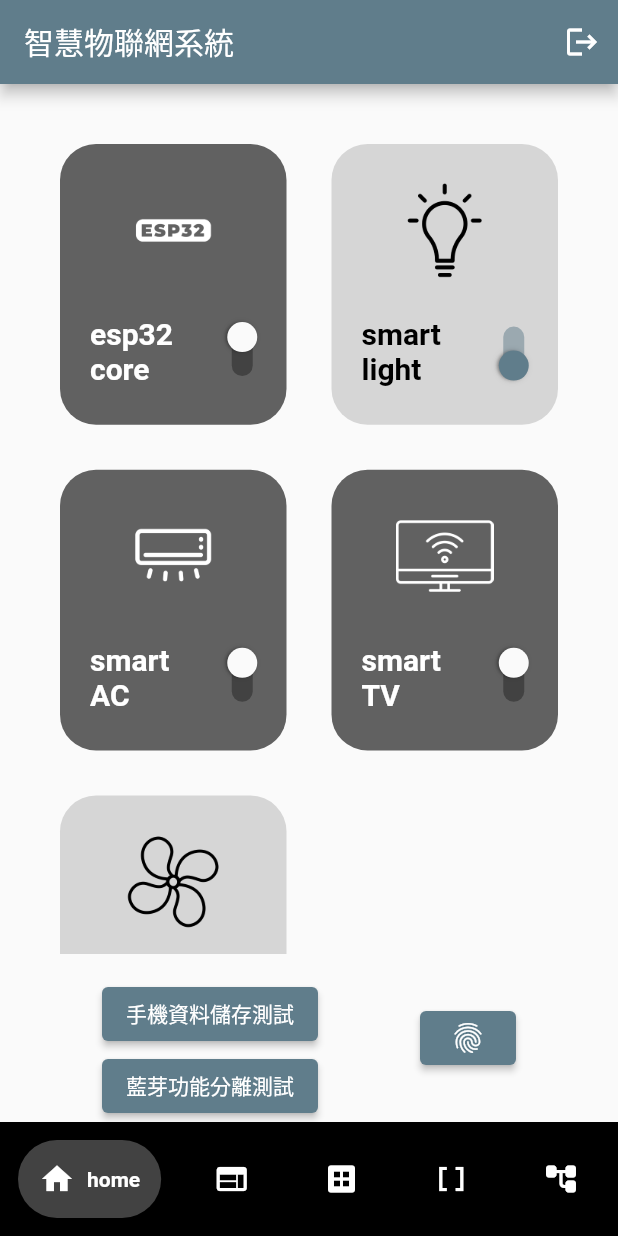
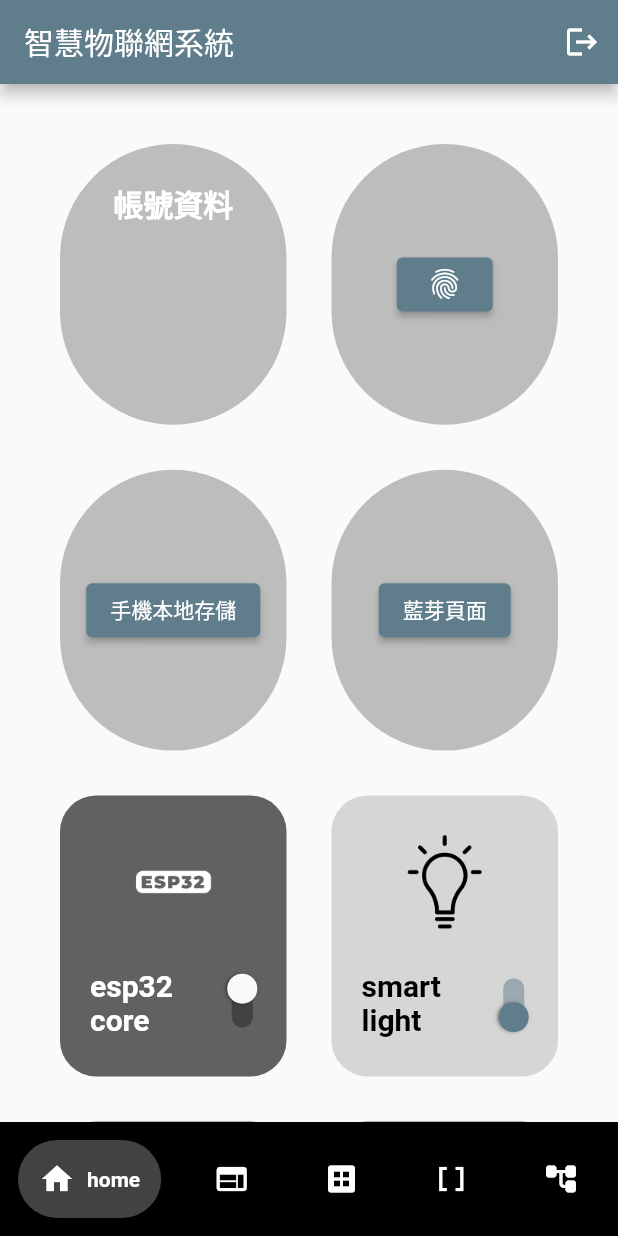
Before and after one commit to ncueteam/ncue_app_project, a Flutter app: the screen it shows once a user with an empty profile is signed in, on a phone screen of 412 x 824 dp. Run offline on Flutter 3.47's test engine with Material 2 defaults, Android fonts, the phone set to English and light mode, and no system bars; drawn by our look-alikes of google_nav_bar; our stand-ins replace audioplayers, cloud_firestore, firebase_auth, firebase_core, flutter_blue_plus, google_sign_in and 7 more; missing offline and left inert: encrypt, mqtt_client, mysql_client; accounts and stored records are empty.

Commit message:
動態產生主葉面功能

```diff
--- a/lib/components/device_grid_view.dart
+++ /dev/null
@@ -1,31 +0,0 @@
-import 'package:flutter/material.dart';
-
-import 'device_unit.dart';
-
-// ignore: must_be_immutable
-class DeviceGridView extends StatelessWidget {
-  DeviceGridView(
-      {super.key, required this.devices, required this.powerSwitchChanged});
-
-  final List devices;
-  void Function(bool, int)? powerSwitchChanged;
-
-  @override
-  Widget build(BuildContext context) {
-    return Expanded(
-        child: GridView.builder(
-      itemCount: devices.length,
-      padding: const EdgeInsets.all(25),
-      gridDelegate: const SliverGridDelegateWithFixedCrossAxisCount(
-          crossAxisCount: 2, childAspectRatio: 1 / 1.2),
-      itemBuilder: (BuildContext context, int index) {
-        return DeviceUnit(
-          deviceName: devices[index][0],
-          iconPath: devices[index][1],
-          powerOn: devices[index][2],
-          onChanged: (value) => powerSwitchChanged!(value, index),
-        );
-      },
-    ));
-  }
-}
--- /dev/null
+++ b/lib/components/units/UnitGridView.dart
@@ -0,0 +1,43 @@
+import 'package:flutter/material.dart';
+import 'package:hive_flutter/hive_flutter.dart';
+import 'package:ncue_aiot/components/units/unit.dart';
+
+// ignore: must_be_immutable
+class UnitGridView extends StatefulWidget {
+  UnitGridView(
+      {super.key, required this.devices, required this.powerSwitchChanged});
+  final List devices;
+  void Function(bool, int)? powerSwitchChanged;
+
+  @override
+  State<UnitGridView> createState() => UnitGridViewState();
+}
+
+class UnitGridViewState extends State<UnitGridView> {
+  final deviceData = Hive.box('local_storage');
+
+  @override
+  void initState() {
+    super.initState();
+  }
+
+  @override
+  Widget build(BuildContext context) {
+    if (deviceData.get('Devices') == null) {
+      return const Center(
+        child: Text("No Devices here"),
+      );
+    }
+    List data = deviceData.get('Devices');
+    return Expanded(
+        child: GridView.builder(
+      itemCount: data.length,
+      padding: const EdgeInsets.all(25),
+      gridDelegate: const SliverGridDelegateWithFixedCrossAxisCount(
+          crossAxisCount: 2, childAspectRatio: 1 / 1.2),
+      itemBuilder: (BuildContext context, int index) {
+        return Unit(inputData: data[index]);
+      },
+    ));
+  }
+}
--- /dev/null
+++ b/lib/components/units/biome_auth_unit.dart
@@ -0,0 +1,48 @@
+import 'package:flutter/material.dart';
+
+import '../../services/local_auth_service.dart';
+
+class BiomeAuthUnit extends StatefulWidget {
+  const BiomeAuthUnit({super.key});
+
+  @override
+  State<BiomeAuthUnit> createState() => BiomeAuthUnitState();
+}
+
+class BiomeAuthUnitState extends State<BiomeAuthUnit> {
+  bool authenticated = false;
+
+  @override
+  Widget build(BuildContext context) {
+    return Padding(
+      padding: const EdgeInsets.all(15.0),
+      child: Container(
+        padding: const EdgeInsets.symmetric(vertical: 25),
+        decoration: BoxDecoration(
+            color: Colors.grey[400], borderRadius: BorderRadius.circular(100)),
+        child: Column(
+          crossAxisAlignment: CrossAxisAlignment.center,
+          mainAxisAlignment: MainAxisAlignment.center,
+          children: [
+            ElevatedButton(
+                onPressed: () async {
+                  final authenticate = await LocalAuth.authenticate();
+                  setState(() {
+                    authenticated = authenticate;
+                  });
+                },
+                child: const Icon(Icons.fingerprint)),
+            if (authenticated)
+              ElevatedButton(
+                  onPressed: () {
+                    setState(() {
+                      authenticated = false;
+                    });
+                  },
+                  child: const Text('Log out')),
+          ],
+        ),
+      ),
+    );
+  }
+}
--- /dev/null
+++ b/lib/components/units/local_auth_unit.dart
@@ -0,0 +1,32 @@
+import 'package:firebase_auth/firebase_auth.dart';
+import 'package:flutter/material.dart';
+
+class LocalAuthUnit extends StatelessWidget {
+  LocalAuthUnit({super.key});
+  final user = FirebaseAuth.instance.currentUser;
+  @override
+  Widget build(BuildContext context) {
+    return Padding(
+      padding: const EdgeInsets.all(15.0),
+      child: Container(
+        padding: const EdgeInsets.symmetric(vertical: 25),
+        decoration: BoxDecoration(
+            color: Colors.grey[400], borderRadius: BorderRadius.circular(100)),
+        child: Column(mainAxisAlignment: MainAxisAlignment.center, children: [
+          const Expanded(
+              child: Text(
+            "帳號資料",
+            style: TextStyle(
+                fontWeight: FontWeight.bold, fontSize: 20, color: Colors.white),
+          )),
+          Expanded(
+              child: Text(
+            user!.displayName!,
+            style: const TextStyle(
+                fontWeight: FontWeight.bold, fontSize: 20, color: Colors.white),
+          )),
+        ]),
+      ),
+    );
+  }
+}
--- /dev/null
+++ b/lib/components/units/page_route_unit.dart
@@ -0,0 +1,24 @@
+import 'package:flutter/material.dart';
+
+class PageRouteUnit extends StatelessWidget {
+  const PageRouteUnit(
+      {super.key, required this.pageName, required this.pageID});
+  final String pageName;
+  final String pageID;
+  @override
+  Widget build(BuildContext context) {
+    return Padding(
+      padding: const EdgeInsets.all(15.0),
+      child: Container(
+        padding: const EdgeInsets.symmetric(vertical: 25),
+        decoration: BoxDecoration(
+            color: Colors.grey[400], borderRadius: BorderRadius.circular(100)),
+        child: Column(mainAxisAlignment: MainAxisAlignment.center, children: [
+          ElevatedButton(
+              onPressed: () => Navigator.pushNamed(context, pageID),
+              child: Text(pageName))
+        ]),
+      ),
+    );
+  }
+}
--- /dev/null
+++ b/lib/components/units/unit.dart
@@ -0,0 +1,53 @@
+import 'package:flutter/material.dart';
+import 'package:ncue_aiot/components/units/biome_auth_unit.dart';
+import 'package:ncue_aiot/components/units/device_unit.dart';
+import 'package:ncue_aiot/components/units/page_route_unit.dart';
+
+import 'local_auth_unit.dart';
+
+class Unit extends StatefulWidget {
+  const Unit({super.key, required this.inputData});
+  final List? inputData;
+
+  @override
+  State<Unit> createState() => UnitState();
+}
+
+class UnitState extends State<Unit> {
+  @override
+  void initState() {
+    super.initState();
+  }
+
+  @override
+  Widget build(BuildContext context) {
+    List? data = widget.inputData;
+    switch (data?.elementAt(0)) {
+      case "device":
+        {
+          return DeviceUnit(
+              deviceName: data?.elementAt(1),
+              iconPath: data?.elementAt(2),
+              powerOn: data?.elementAt(3),
+              onChanged: (bool value) => {});
+        }
+      case "account":
+        {
+          return LocalAuthUnit();
+        }
+      case "bio_auth":
+        {
+          return const BiomeAuthUnit();
+        }
+      case "page_route":
+        {
+          return PageRouteUnit(
+              pageName: data?.elementAt(1), pageID: data?.elementAt(2));
+        }
+      default:
+        {
+          return const Text("none");
+        }
+    }
+  }
+}
--- a/lib/main.dart
+++ b/lib/main.dart
@@ -20,9 +20,8 @@ void main() async {
     options: DefaultFirebaseOptions.currentPlatform,
   );
   await Hive.initFlutter();
-
-  // ignore: unused_local_variable
-  var box = await Hive.openBox('local_storage');
+  await Hive.openBox('local_storage');
+  await Hive.openBox('local_devices');
 
   runApp(const Main());
 }
--- a/lib/screens/home_screen.dart
+++ b/lib/screens/home_screen.dart
@@ -1,9 +1,8 @@
 import 'package:firebase_auth/firebase_auth.dart';
 import 'package:flutter/material.dart';
 import 'package:google_nav_bar/google_nav_bar.dart';
-import 'package:ncue_aiot/components/device_grid_view.dart';
-import 'package:ncue_aiot/components/device_unit.dart';
-import '../services/local_auth_service.dart';
+import 'package:hive/hive.dart';
+import 'package:ncue_aiot/components/units/UnitGridView.dart';
 
 class HomeScreen extends StatefulWidget {
   const HomeScreen({Key? key}) : super(key: key);
@@ -17,18 +16,32 @@ class HomeScreen extends StatefulWidget {
 class _HomeScreenState extends State<HomeScreen> {
   final user = FirebaseAuth.instance.currentUser;
   bool authenticated = false;
+  final deviceData = Hive.box('local_storage');
 
   void signUserOut() {
     FirebaseAuth.instance.signOut();
   }
 
   List devices = [
-    ["esp32 core", "lib/icons/esp32.png", false],
-    ["smart light", "lib/icons/light-bulb.png", true],
-    ["smart AC", "lib/icons/air-conditioner.png", false],
-    ["smart TV", "lib/icons/smart-tv.png", false],
-    ["smart Fan", "lib/icons/fan.png", true],
+    ["account", "yunitrish", "lib/icons/esp32.png", true],
+    ["bio_auth"],
+    ["page_route", "手機本地存儲", "/local_storage"],
+    ["page_route", "藍芽頁面", "/ble_page"],
+    ["device", "esp32 core", "lib/icons/esp32.png", false],
+    ["device", "smart light", "lib/icons/light-bulb.png", true],
+    ["device", "smart AC", "lib/icons/air-conditioner.png", false],
+    ["device", "smart TV", "lib/icons/smart-tv.png", false],
+    ["device", "smart Fan", "lib/icons/fan.png", true],
   ];
+
+  @override
+  void initState() {
+    super.initState();
+    if (deviceData.isNotEmpty) {
+      deviceData.clear();
+    }
+    deviceData.put('Devices', devices);
+  }
 
   @override
   Widget build(BuildContext context) {
@@ -40,62 +53,14 @@ class _HomeScreenState extends State<HomeScreen> {
           IconButton(onPressed: signUserOut, icon: const Icon(Icons.logout))
         ],
       ),
-      body: Column(
-        children: [
-          DeviceGridView(
+      body: Center(
+        child: UnitGridView(
             devices: devices,
             powerSwitchChanged: (bool value, int index) => {
                   setState(() {
                     devices[index][2] = value;
                   })
                 }),
-          Center(
-            child: Row(
-              children: [
-                const Spacer(),
-                Column(
-                  crossAxisAlignment: CrossAxisAlignment.center,
-                  mainAxisAlignment: MainAxisAlignment.center,
-                  children: [
-                    Text(user!.email!),
-                    ElevatedButton(
-                        onPressed: () =>
-                            Navigator.pushNamed(context, '/local_storage'),
-                        child: const Text("手機資料儲存測試")),
-                    ElevatedButton(
-                        onPressed: () =>
-                            Navigator.pushNamed(context, '/ble_page'),
-                        child: const Text("藍芽功能分離測試")),
-                  ],
-                ),
-                const Spacer(),
-                Column(
-                  crossAxisAlignment: CrossAxisAlignment.center,
-                  mainAxisAlignment: MainAxisAlignment.center,
-                  children: [
-                    ElevatedButton(
-                        onPressed: () async {
-                          final authenticate = await LocalAuth.authenticate();
-                          setState(() {
-                            authenticated = authenticate;
-                          });
-                        },
-                        child: const Icon(Icons.fingerprint)),
-                    if (authenticated)
-                      ElevatedButton(
-                          onPressed: () {
-                            setState(() {
-                              authenticated = false;
-                            });
-                          },
-                          child: const Text('Log out')),
-                  ],
-                ),
-                const Spacer(),
-              ],
-            ),
-          ),
-        ],
       ),
       bottomNavigationBar: Container(
         color: Colors.black,
```
Also changed, not shown: lib/components/units/device_unit.dart (renamed from lib/components/device_unit.dart). Lines whose indentation alone changed are shown as unchanged.
